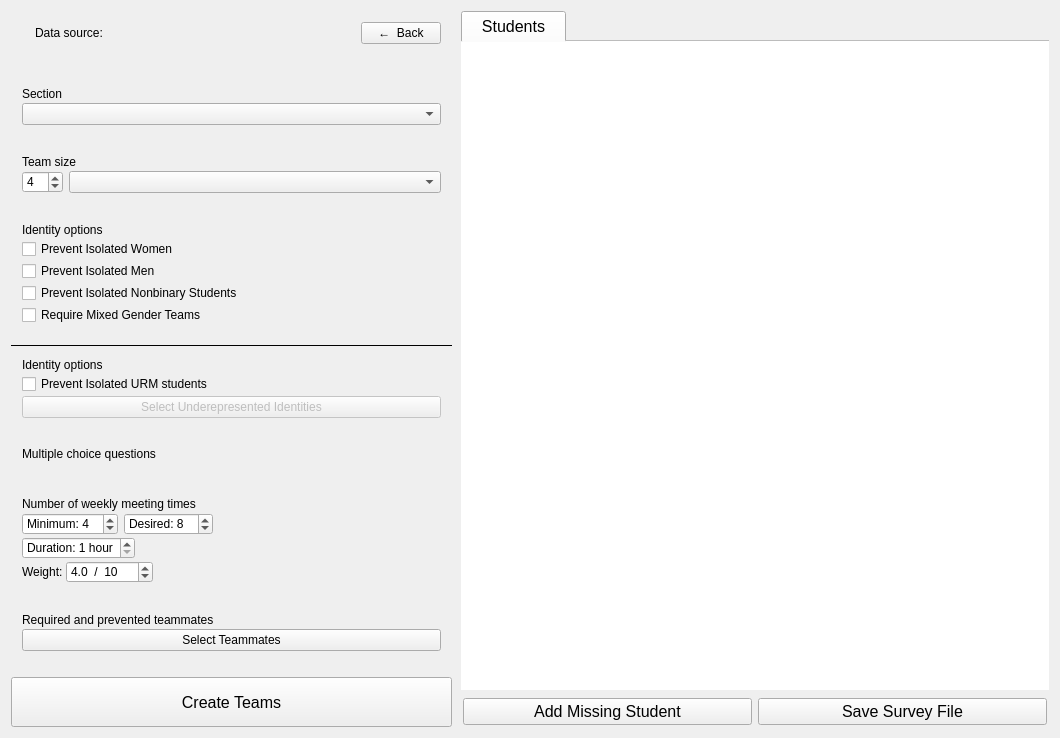
The window that gruepr.ui (gruepr/gruepr) describes before a commit, drawn with Qt 5.
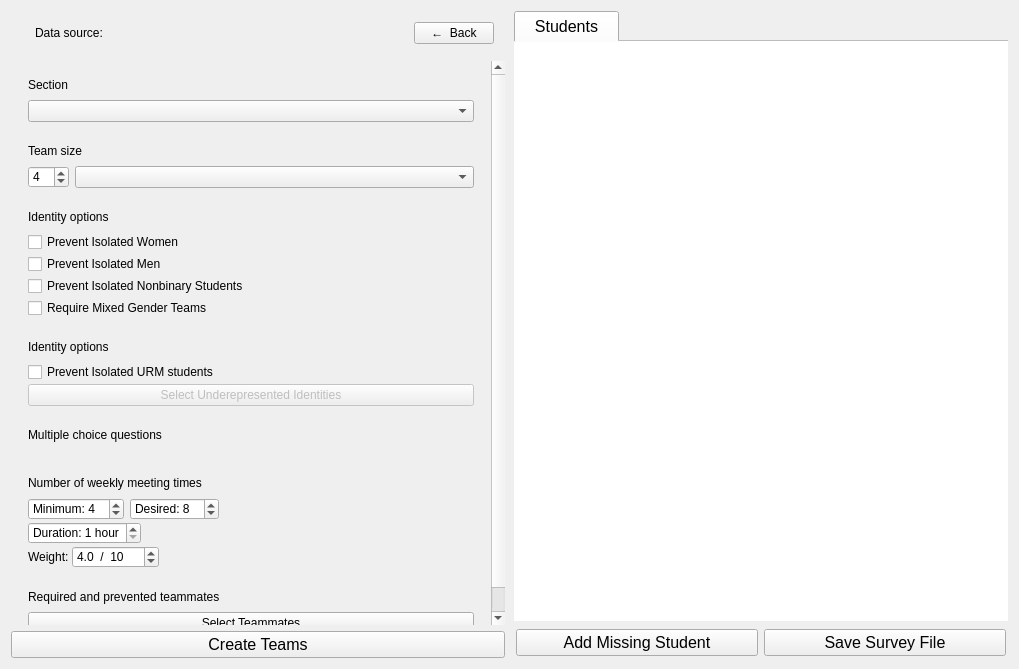
The same window after the commit. Icons and pictures are not drawn. Custom widgets are drawn as their Qt base class.

```diff
--- a/gruepr.ui
+++ b/gruepr.ui
@@ -6,8 +6,8 @@
    <rect>
     <x>0</x>
     <y>0</y>
-    <width>1060</width>
-    <height>738</height>
+    <width>1019</width>
+    <height>669</height>
    </rect>
   </property>
   <property name="sizePolicy">
@@ -26,54 +26,10 @@
   <widget class="QWidget" name="centralWidget">
    <layout class="QGridLayout" name="gridLayout">
     <item row="0" column="0">
-     <layout class="QGridLayout" name="topLayout" rowstretch="1,0,1" columnstretch="3,4">
+     <layout class="QGridLayout" name="topLayout" columnstretch="0,0">
       <property name="horizontalSpacing">
        <number>9</number>
       </property>
-      <item row="0" column="0" alignment="Qt::AlignTop">
-       <widget class="QFrame" name="dataSourceFrame">
-        <property name="sizePolicy">
-         <sizepolicy hsizetype="Expanding" vsizetype="Preferred">
-          <horstretch>0</horstretch>
-          <verstretch>0</verstretch>
-         </sizepolicy>
-        </property>
-        <layout class="QHBoxLayout" name="horizontalLayout">
-         <item alignment="Qt::AlignLeft|Qt::AlignVCenter">
-          <widget class="QLabel" name="dataSourceIcon"/>
-         </item>
-         <item alignment="Qt::AlignVCenter">
-          <widget class="QLabel" name="dataSourceLabel">
-           <property name="sizePolicy">
-            <sizepolicy hsizetype="MinimumExpanding" vsizetype="Ignored">
-             <horstretch>0</horstretch>
-             <verstretch>0</verstretch>
-            </sizepolicy>
-           </property>
-           <property name="text">
-            <string>Data source: </string>
-           </property>
-           <property name="wordWrap">
-            <bool>true</bool>
-           </property>
-          </widget>
-         </item>
-         <item alignment="Qt::AlignRight|Qt::AlignVCenter">
-          <widget class="QPushButton" name="newDataSourceButton">
-           <property name="sizePolicy">
-            <sizepolicy hsizetype="Preferred" vsizetype="Preferred">
-             <horstretch>0</horstretch>
-             <verstretch>0</verstretch>
-            </sizepolicy>
-           </property>
-           <property name="text">
-            <string>←  Back</string>
-           </property>
-          </widget>
-         </item>
-        </layout>
-       </widget>
-      </item>
       <item row="1" column="0">
        <widget class="QScrollArea" name="teamingOptionsScrollArea">
         <property name="frameShape">
@@ -101,26 +57,32 @@
          <property name="geometry">
           <rect>
            <x>0</x>
-           <y>0</y>
-           <width>442</width>
-           <height>588</height>
+           <y>-77</y>
+           <width>481</width>
+           <height>632</height>
           </rect>
          </property>
-         <layout class="QVBoxLayout" name="verticalLayout_2" stretch="0,0,0,0,0,0,0,0,0,1,0,0,0,0">
+         <property name="sizePolicy">
+          <sizepolicy hsizetype="Expanding" vsizetype="Expanding">
+           <horstretch>0</horstretch>
+           <verstretch>0</verstretch>
+          </sizepolicy>
+         </property>
+         <layout class="QVBoxLayout" name="verticalLayout_2">
           <property name="spacing">
            <number>0</number>
           </property>
           <property name="leftMargin">
-           <number>0</number>
+           <number>6</number>
           </property>
           <property name="topMargin">
-           <number>0</number>
+           <number>6</number>
           </property>
           <property name="rightMargin">
-           <number>0</number>
+           <number>6</number>
           </property>
           <property name="bottomMargin">
-           <number>0</number>
+           <number>6</number>
           </property>
           <item>
            <widget class="QFrame" name="sectionFrame">
@@ -135,6 +97,22 @@
                </property>
               </widget>
              </item>
+             <item>
+              <spacer name="sectionLabelSpacer">
+               <property name="orientation">
+                <enum>Qt::Vertical</enum>
+               </property>
+               <property name="sizeType">
+                <enum>QSizePolicy::Fixed</enum>
+               </property>
+               <property name="sizeHint" stdset="0">
+                <size>
+                 <width>20</width>
+                 <height>6</height>
+                </size>
+               </property>
+              </spacer>
+             </item>
              <item>
               <widget class="QComboBox" name="sectionSelectionBox">
                <property name="sizePolicy">
@@ -159,6 +137,9 @@
             <property name="orientation">
              <enum>Qt::Vertical</enum>
             </property>
+            <property name="sizeType">
+             <enum>QSizePolicy::Ignored</enum>
+            </property>
             <property name="sizeHint" stdset="0">
              <size>
               <width>20</width>
@@ -173,22 +154,6 @@
              <property name="verticalSpacing">
               <number>2</number>
              </property>
-             <item row="1" column="1">
-              <widget class="QComboBox" name="teamSizeBox">
-               <property name="sizePolicy">
-                <sizepolicy hsizetype="Expanding" vsizetype="Preferred">
-                 <horstretch>0</horstretch>
-                 <verstretch>0</verstretch>
-                </sizepolicy>
-               </property>
-               <property name="toolTip">
-                <string>Choose how many students are on each team.</string>
-               </property>
-               <property name="sizeAdjustPolicy">
-                <enum>QComboBox::AdjustToContents</enum>
-               </property>
-              </widget>
-             </item>
              <item row="0" column="0" colspan="2" alignment="Qt::AlignLeft|Qt::AlignVCenter">
               <widget class="QLabel" name="teamSizeLabel">
                <property name="sizePolicy">
@@ -202,7 +167,23 @@
                </property>
               </widget>
              </item>
-             <item row="1" column="0">
+             <item row="2" column="1">
+              <widget class="QComboBox" name="teamSizeBox">
+               <property name="sizePolicy">
+                <sizepolicy hsizetype="Expanding" vsizetype="Preferred">
+                 <horstretch>0</horstretch>
+                 <verstretch>0</verstretch>
+                </sizepolicy>
+               </property>
+               <property name="toolTip">
+                <string>Choose how many students are on each team.</string>
+               </property>
+               <property name="sizeAdjustPolicy">
+                <enum>QComboBox::AdjustToContents</enum>
+               </property>
+              </widget>
+             </item>
+             <item row="2" column="0">
               <widget class="QSpinBox" name="idealTeamSizeBox">
                <property name="sizePolicy">
                 <sizepolicy hsizetype="Minimum" vsizetype="Preferred">
@@ -221,6 +202,22 @@
                </property>
               </widget>
              </item>
+             <item row="1" column="0" colspan="2">
+              <spacer name="teamSizeLabelSpacer">
+               <property name="orientation">
+                <enum>Qt::Vertical</enum>
+               </property>
+               <property name="sizeType">
+                <enum>QSizePolicy::Fixed</enum>
+               </property>
+               <property name="sizeHint" stdset="0">
+                <size>
+                 <width>20</width>
+                 <height>6</height>
+                </size>
+               </property>
+              </spacer>
+             </item>
             </layout>
            </widget>
           </item>
@@ -229,6 +226,9 @@
             <property name="orientation">
              <enum>Qt::Vertical</enum>
             </property>
+            <property name="sizeType">
+             <enum>QSizePolicy::Ignored</enum>
+            </property>
             <property name="sizeHint" stdset="0">
              <size>
               <width>20</width>
@@ -250,6 +250,22 @@
                </property>
               </widget>
              </item>
+             <item>
+              <spacer name="genderLabelSpacer">
+               <property name="orientation">
+                <enum>Qt::Vertical</enum>
+               </property>
+               <property name="sizeType">
+                <enum>QSizePolicy::Fixed</enum>
+               </property>
+               <property name="sizeHint" stdset="0">
+                <size>
+                 <width>20</width>
+                 <height>6</height>
+                </size>
+               </property>
+              </spacer>
+             </item>
              <item>
               <widget class="QCheckBox" name="isolatedWomenCheckBox">
                <property name="sizePolicy">
@@ -322,6 +338,9 @@
             <property name="orientation">
              <enum>Qt::Vertical</enum>
             </property>
+            <property name="sizeType">
+             <enum>QSizePolicy::Ignored</enum>
+            </property>
             <property name="sizeHint" stdset="0">
              <size>
               <width>20</width>
@@ -330,16 +349,6 @@
             </property>
            </spacer>
           </item>
-          <item>
-           <widget class="Line" name="genderAndURMLine">
-            <property name="frameShadow">
-             <enum>QFrame::Plain</enum>
-            </property>
-            <property name="orientation">
-             <enum>Qt::Horizontal</enum>
-            </property>
-           </widget>
-          </item>
           <item>
            <widget class="QFrame" name="URMFrame">
             <layout class="QVBoxLayout" name="URMLayout">
@@ -353,6 +362,22 @@
                </property>
               </widget>
              </item>
+             <item>
+              <spacer name="URMLabelSpacer">
+               <property name="orientation">
+                <enum>Qt::Vertical</enum>
+               </property>
+               <property name="sizeType">
+                <enum>QSizePolicy::Fixed</enum>
+               </property>
+               <property name="sizeHint" stdset="0">
+                <size>
+                 <width>20</width>
+                 <height>6</height>
+                </size>
+               </property>
+              </spacer>
+             </item>
              <item>
               <widget class="QCheckBox" name="isolatedURMCheckBox">
                <property name="sizePolicy">
@@ -396,6 +421,9 @@
             <property name="orientation">
              <enum>Qt::Vertical</enum>
             </property>
+            <property name="sizeType">
+             <enum>QSizePolicy::Ignored</enum>
+            </property>
             <property name="sizeHint" stdset="0">
              <size>
               <width>20</width>
@@ -406,13 +434,7 @@
           </item>
           <item>
            <widget class="QFrame" name="attributesFrame">
-            <property name="sizePolicy">
-             <sizepolicy hsizetype="Preferred" vsizetype="Expanding">
-              <horstretch>0</horstretch>
-              <verstretch>0</verstretch>
-             </sizepolicy>
-            </property>
-            <layout class="QVBoxLayout" name="attributesLayout" stretch="0,0,1">
+            <layout class="QVBoxLayout" name="attributesLayout">
              <item alignment="Qt::AlignLeft|Qt::AlignVCenter">
               <widget class="QLabel" name="attributesLabel">
                <property name="text">
@@ -420,6 +442,22 @@
                </property>
               </widget>
              </item>
+             <item>
+              <spacer name="attributesLabelSpacer">
+               <property name="orientation">
+                <enum>Qt::Vertical</enum>
+               </property>
+               <property name="sizeType">
+                <enum>QSizePolicy::Fixed</enum>
+               </property>
+               <property name="sizeHint" stdset="0">
+                <size>
+                 <width>20</width>
+                 <height>6</height>
+                </size>
+               </property>
+              </spacer>
+             </item>
              <item>
               <layout class="QGridLayout" name="attributeSelectorGrid">
                <property name="spacing">
@@ -445,6 +483,9 @@
             <property name="orientation">
              <enum>Qt::Vertical</enum>
             </property>
+            <property name="sizeType">
+             <enum>QSizePolicy::Ignored</enum>
+            </property>
             <property name="sizeHint" stdset="0">
              <size>
               <width>20</width>
@@ -459,6 +500,29 @@
              <property name="spacing">
               <number>2</number>
              </property>
+             <item>
+              <widget class="QLabel" name="scheduleLabel">
+               <property name="text">
+                <string>Number of weekly meeting times</string>
+               </property>
+              </widget>
+             </item>
+             <item>
+              <spacer name="scheduleLabelSpacer">
+               <property name="orientation">
+                <enum>Qt::Vertical</enum>
+               </property>
+               <property name="sizeType">
+                <enum>QSizePolicy::Fixed</enum>
+               </property>
+               <property name="sizeHint" stdset="0">
+                <size>
+                 <width>20</width>
+                 <height>6</height>
+                </size>
+               </property>
+              </spacer>
+             </item>
              <item>
               <layout class="QGridLayout" name="meetingTimesLayout">
                <property name="sizeConstraint">
@@ -470,13 +534,6 @@
                <property name="verticalSpacing">
                 <number>2</number>
                </property>
-               <item row="0" column="0" colspan="2" alignment="Qt::AlignLeft|Qt::AlignVCenter">
-                <widget class="QLabel" name="label_7">
-                 <property name="text">
-                  <string>Number of weekly meeting times</string>
-                 </property>
-                </widget>
-               </item>
                <item row="1" column="0">
                 <widget class="QSpinBox" name="minMeetingTimes">
                  <property name="toolTip">
@@ -602,6 +659,9 @@
             <property name="orientation">
              <enum>Qt::Vertical</enum>
             </property>
+            <property name="sizeType">
+             <enum>QSizePolicy::Ignored</enum>
+            </property>
             <property name="sizeHint" stdset="0">
              <size>
               <width>20</width>
@@ -612,7 +672,7 @@
           </item>
           <item>
            <widget class="QFrame" name="teammatesFrame">
-            <layout class="QVBoxLayout" name="teammatesLayout" stretch="0,0">
+            <layout class="QVBoxLayout" name="teammatesLayout" stretch="0,0,0">
              <property name="spacing">
               <number>2</number>
              </property>
@@ -623,6 +683,22 @@
                </property>
               </widget>
              </item>
+             <item>
+              <spacer name="teammatesLabelSpacer">
+               <property name="orientation">
+                <enum>Qt::Vertical</enum>
+               </property>
+               <property name="sizeType">
+                <enum>QSizePolicy::Fixed</enum>
+               </property>
+               <property name="sizeHint" stdset="0">
+                <size>
+                 <width>20</width>
+                 <height>6</height>
+                </size>
+               </property>
+              </spacer>
+             </item>
              <item>
               <widget class="QPushButton" name="teammatesButton">
                <property name="sizePolicy">
@@ -646,60 +722,14 @@
         </widget>
        </widget>
       </item>
-      <item row="2" column="0" alignment="Qt::AlignBottom">
-       <widget class="QPushButton" name="letsDoItButton">
-        <property name="sizePolicy">
-         <sizepolicy hsizetype="Preferred" vsizetype="Preferred">
-          <horstretch>0</horstretch>
-          <verstretch>0</verstretch>
-         </sizepolicy>
-        </property>
-        <property name="minimumSize">
-         <size>
-          <width>200</width>
-          <height>50</height>
-         </size>
-        </property>
-        <property name="font">
-         <font>
-          <pointsize>12</pointsize>
-         </font>
-        </property>
-        <property name="toolTip">
-         <string>Find an optimal set of teams.</string>
-        </property>
-        <property name="text">
-         <string>Create Teams</string>
-        </property>
-        <property name="icon">
-         <iconset resource="gruepr.qrc">
-          <normaloff>:/icons/party.png</normaloff>:/icons/party.png</iconset>
-        </property>
-        <property name="iconSize">
-         <size>
-          <width>42</width>
-          <height>42</height>
-         </size>
-        </property>
-        <property name="checked">
-         <bool>false</bool>
-        </property>
-       </widget>
-      </item>
       <item row="0" column="1" rowspan="3">
        <widget class="QTabWidget" name="dataDisplayTabWidget">
         <property name="sizePolicy">
          <sizepolicy hsizetype="Expanding" vsizetype="Expanding">
-          <horstretch>10</horstretch>
-          <verstretch>10</verstretch>
+          <horstretch>0</horstretch>
+          <verstretch>0</verstretch>
          </sizepolicy>
         </property>
-        <property name="minimumSize">
-         <size>
-          <width>440</width>
-          <height>0</height>
-         </size>
-        </property>
         <property name="font">
          <font>
           <pointsize>12</pointsize>
@@ -713,8 +743,8 @@
         </property>
         <widget class="QWidget" name="studentsTab">
          <property name="sizePolicy">
-          <sizepolicy hsizetype="Expanding" vsizetype="Preferred">
-           <horstretch>1</horstretch>
+          <sizepolicy hsizetype="Expanding" vsizetype="Expanding">
+           <horstretch>0</horstretch>
            <verstretch>0</verstretch>
           </sizepolicy>
          </property>
@@ -738,8 +768,8 @@
            <widget class="StudentTableWidget" name="studentTable">
             <property name="sizePolicy">
              <sizepolicy hsizetype="Expanding" vsizetype="Expanding">
-              <horstretch>1</horstretch>
-              <verstretch>1</verstretch>
+              <horstretch>0</horstretch>
+              <verstretch>0</verstretch>
              </sizepolicy>
             </property>
             <property name="mouseTracking">
@@ -883,6 +913,84 @@
         </widget>
        </widget>
       </item>
+      <item row="2" column="0">
+       <widget class="QPushButton" name="letsDoItButton">
+        <property name="sizePolicy">
+         <sizepolicy hsizetype="Expanding" vsizetype="Minimum">
+          <horstretch>0</horstretch>
+          <verstretch>0</verstretch>
+         </sizepolicy>
+        </property>
+        <property name="font">
+         <font>
+          <pointsize>12</pointsize>
+         </font>
+        </property>
+        <property name="toolTip">
+         <string>Find an optimal set of teams.</string>
+        </property>
+        <property name="text">
+         <string>Create Teams</string>
+        </property>
+        <property name="icon">
+         <iconset resource="gruepr.qrc">
+          <normaloff>:/icons/party.png</normaloff>:/icons/party.png</iconset>
+        </property>
+        <property name="iconSize">
+         <size>
+          <width>42</width>
+          <height>42</height>
+         </size>
+        </property>
+        <property name="checked">
+         <bool>false</bool>
+        </property>
+       </widget>
+      </item>
+      <item row="0" column="0" alignment="Qt::AlignTop">
+       <widget class="QFrame" name="dataSourceFrame">
+        <property name="sizePolicy">
+         <sizepolicy hsizetype="Expanding" vsizetype="Minimum">
+          <horstretch>0</horstretch>
+          <verstretch>0</verstretch>
+         </sizepolicy>
+        </property>
+        <layout class="QHBoxLayout" name="horizontalLayout">
+         <item alignment="Qt::AlignLeft|Qt::AlignVCenter">
+          <widget class="QLabel" name="dataSourceIcon"/>
+         </item>
+         <item alignment="Qt::AlignVCenter">
+          <widget class="QLabel" name="dataSourceLabel">
+           <property name="sizePolicy">
+            <sizepolicy hsizetype="MinimumExpanding" vsizetype="Ignored">
+             <horstretch>0</horstretch>
+             <verstretch>0</verstretch>
+            </sizepolicy>
+           </property>
+           <property name="text">
+            <string>Data source: </string>
+           </property>
+           <property name="wordWrap">
+            <bool>true</bool>
+           </property>
+          </widget>
+         </item>
+         <item alignment="Qt::AlignRight|Qt::AlignVCenter">
+          <widget class="QPushButton" name="newDataSourceButton">
+           <property name="sizePolicy">
+            <sizepolicy hsizetype="Preferred" vsizetype="Preferred">
+             <horstretch>0</horstretch>
+             <verstretch>0</verstretch>
+            </sizepolicy>
+           </property>
+           <property name="text">
+            <string>←  Back</string>
+           </property>
+          </widget>
+         </item>
+        </layout>
+       </widget>
+      </item>
      </layout>
     </item>
    </layout>
```
Left out of the diff: 12 changed lines with no effect on the pictures.
